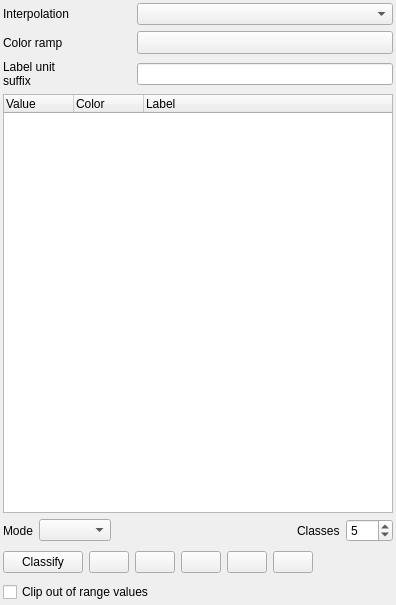
First picture: the form in src/ui/qgscolorrampshaderwidgetbase.ui, repository qgis/QGIS, before the edit.
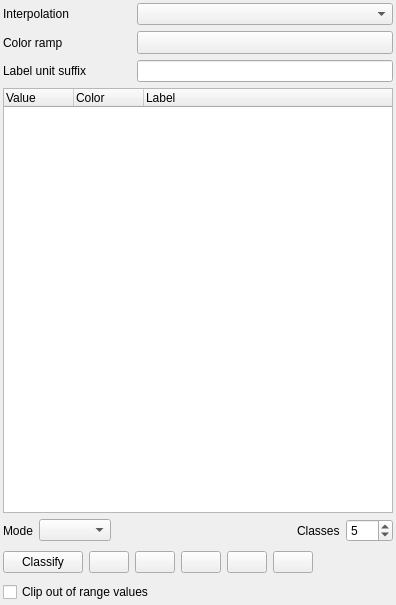
Second picture: the form after the edit. Icons and pictures are not drawn. Custom widgets are drawn as their Qt base class.

Commit message: Do not force wrap the label

```diff
--- a/src/ui/qgscolorrampshaderwidgetbase.ui
+++ b/src/ui/qgscolorrampshaderwidgetbase.ui
@@ -257,8 +257,10 @@
    <item row="2" column="0">
     <widget class="QLabel" name="mUnitLabel">
      <property name="text">
-      <string>Label unit
-suffix</string>
+      <string>Label unit suffix</string>
+     </property>
+     <property name="wordWrap">
+      <bool>true</bool>
      </property>
     </widget>
    </item>
```
